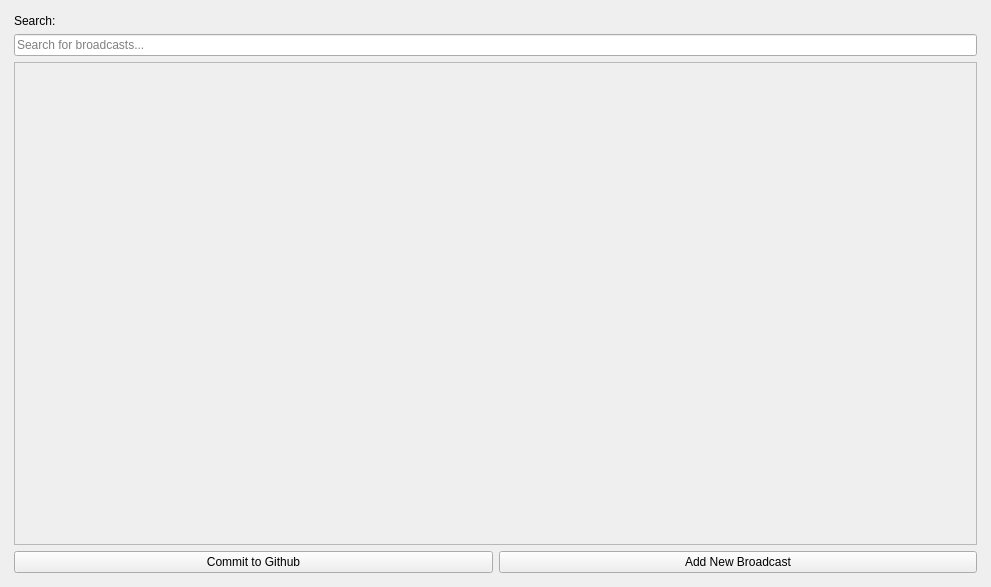
This is UI/json_editor.ui in TheCodingJsoftware/HBNI-Audio-Stream-Recorder as Qt 5 draws it before an edit. The edited form follows.
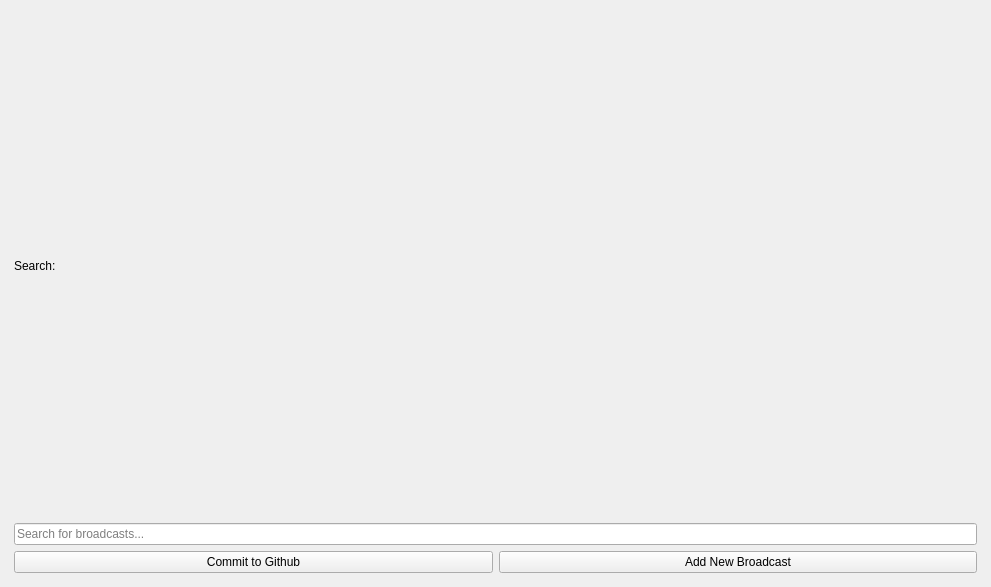
This is the edited form.

```diff
--- a/UI/json_editor.ui
+++ b/UI/json_editor.ui
@@ -22,7 +22,7 @@
    </property>
    <layout class="QHBoxLayout" name="horizontalLayout_2">
     <item>
-     <layout class="QVBoxLayout" name="verticalLayout">
+     <layout class="QVBoxLayout" name="verticalLayout" stretch="0,0,1,0">
       <property name="leftMargin">
        <number>5</number>
       </property>
@@ -53,26 +53,7 @@
        </widget>
       </item>
       <item>
-       <widget class="QScrollArea" name="scrollArea">
-        <property name="widgetResizable">
-         <bool>true</bool>
-        </property>
-        <widget class="QWidget" name="scrollAreaWidgetContents">
-         <property name="geometry">
-          <rect>
-           <x>0</x>
-           <y>0</y>
-           <width>961</width>
-           <height>481</height>
-          </rect>
-         </property>
-         <layout class="QVBoxLayout" name="verticalLayout_3">
-          <item>
-           <layout class="QVBoxLayout" name="layoutContent"/>
-          </item>
-         </layout>
-        </widget>
-       </widget>
+       <layout class="QVBoxLayout" name="layoutContent"/>
       </item>
       <item>
        <layout class="QHBoxLayout" name="horizontalLayout">
```
